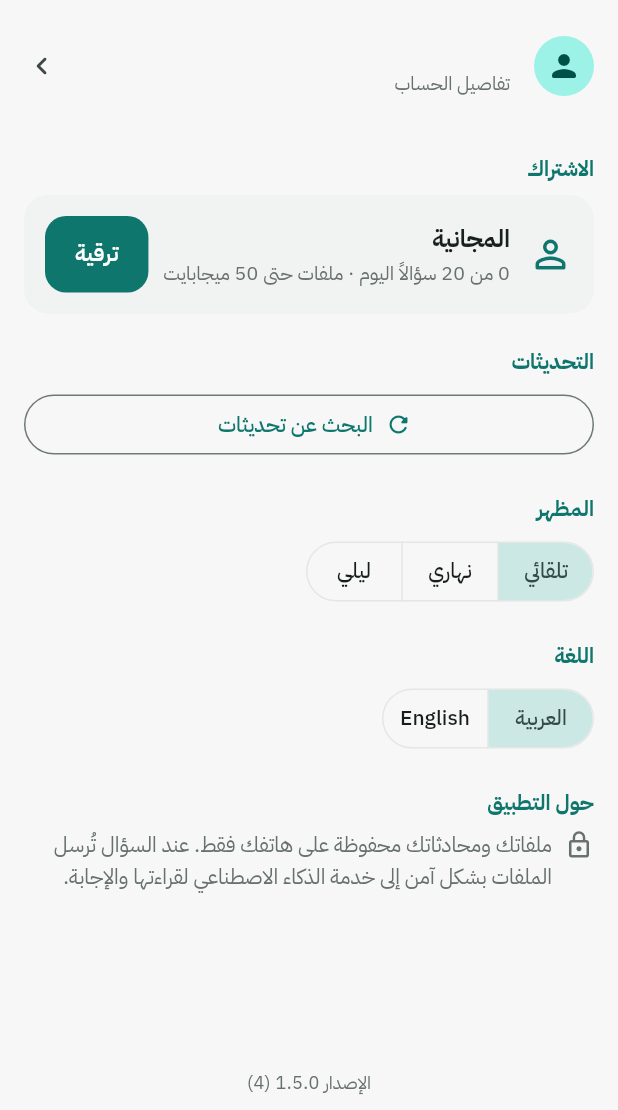
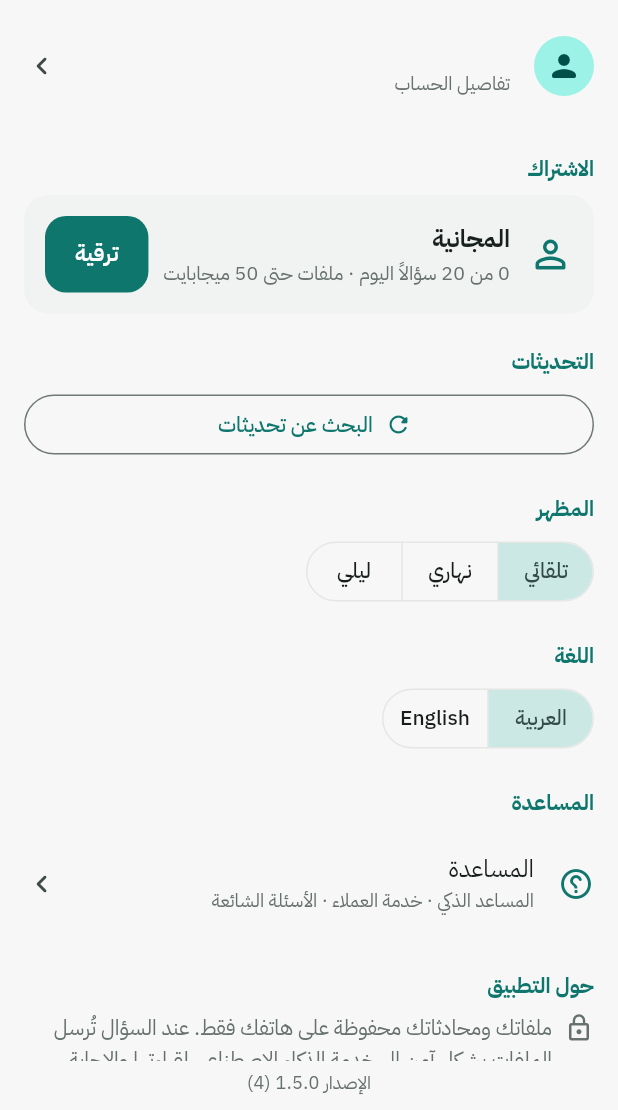
Before and after one commit to al3m6i89-mind-ai/mind-ai, a Flutter app: the SettingsScreen screen opened directly, on a phone screen of 412 x 824 dp, the part 126-1236 px from its top. Run offline on Flutter 3.47's test engine with Material 3 defaults, Android fonts, the phone set to English and light mode, and no system bars; our stand-ins replace file_picker, firebase_auth, firebase_core, flutter_markdown_plus, google_sign_in, image_picker and 4 more; missing offline and left inert: in_app_purchase_android, syncfusion_flutter_pdf; accounts and stored records are empty; network calls fail.

Commit message:
Add a Help page with a support assistant, customer service, guide and FAQ
Co-Authored-By: Claude Opus 5.5 <noreply@anthropic.com>
Claude-Session: https://claude.ai/code/session_01QofEb2Jki8mxvhsL5vQZbq

```diff
--- a/lib/core/strings.dart
+++ b/lib/core/strings.dart
@@ -146,6 +146,24 @@ class S {
     'resend': 'إعادة الإرسال',
     'account': 'الحساب',
     'version': 'الإصدار',
+    'help': 'المساعدة',
+    'helpBot': 'المساعد الذكي',
+    'helpBotText': 'اسأله عن أي شيء في التطبيق، يرد عليك فوراً.',
+    'helpBotHello': 'أهلاً! أنا مساعد قارئ الملفات. اسألني عن طريقة استخدام التطبيق أو الخطط أو أي مشكلة تواجهك.',
+    'helpBotHint': 'اكتب سؤالك…',
+    'helpBotError': 'تعذّر الرد الآن. حاول مرة أخرى، أو تواصل مع خدمة العملاء.',
+    'hq1': 'كيف أرفع ملف وأسأل عنه؟',
+    'hq2': 'ما الفرق بين المجانية والمميزة؟',
+    'hq3': 'كيف أوقف مانع الإعلانات؟',
+    'hq4': 'كيف ألغي الاشتراك؟',
+    'customerService': 'خدمة العملاء',
+    'emailUs': 'راسلنا بالبريد',
+    'whatsappUs': 'تواصل عبر واتساب',
+    'supportHours': 'نرد عليك في أقرب وقت، عادةً خلال 24 ساعة.',
+    'supportSubject': 'دعم تطبيق قارئ الملفات',
+    'howToUse': 'طريقة الاستخدام',
+    'faq': 'الأسئلة الشائعة',
+    'aboutApp': 'عن التطبيق',
     'updates': 'التحديثات',
     'checkUpdates': 'البحث عن تحديثات',
     'checkingUpdates': 'جارٍ البحث…',
@@ -355,6 +373,24 @@ class S {
     'resend': 'Resend',
     'account': 'Account',
     'version': 'Version',
+    'help': 'Help',
+    'helpBot': 'Smart assistant',
+    'helpBotText': 'Ask it anything about the app and get an instant answer.',
+    'helpBotHello': "Hi! I'm the File Chat assistant. Ask me how to use the app, about the plans, or any problem you have.",
+    'helpBotHint': 'Type your question…',
+    'helpBotError': "Couldn't answer right now. Try again, or contact customer service.",
+    'hq1': 'How do I upload a file and ask about it?',
+    'hq2': "What's the difference between Free and Premium?",
+    'hq3': 'How do I turn off my ad blocker?',
+    'hq4': 'How do I cancel my subscription?',
+    'customerService': 'Customer service',
+    'emailUs': 'Email us',
+    'whatsappUs': 'Chat on WhatsApp',
+    'supportHours': 'We reply as soon as we can, usually within 24 hours.',
+    'supportSubject': 'File Chat support',
+    'howToUse': 'How to use',
+    'faq': 'FAQ',
+    'aboutApp': 'About the app',
     'updates': 'Updates',
     'checkUpdates': 'Check for updates',
     'checkingUpdates': 'Checking…',
--- a/lib/ui/settings.dart
+++ b/lib/ui/settings.dart
@@ -8,6 +8,7 @@ import '../core/store.dart';
 import '../core/updates.dart';
 import '../core/strings.dart';
 import 'account.dart';
+import 'help.dart';
 import 'plans.dart';
 import 'theme.dart';
 import 'update_sheet.dart';
@@ -159,6 +160,17 @@ class _SettingsScreenState extends State<SettingsScreen> {
                 onSelectionChanged: (v) => store.setLang(v.first),
               ),
             ]),
+            section(s.t('help'), [
+              ListTile(
+                contentPadding: EdgeInsets.zero,
+                leading: Icon(Icons.help_outline_rounded, color: primary),
+                title: Text(s.t('help')),
+                subtitle: Text('${s.t('helpBot')} · ${s.t('customerService')} · ${s.t('faq')}',
+                    style: TextStyle(color: context.muted, fontSize: 12.5)),
+                trailing: const Icon(Icons.chevron_right_rounded),
+                onTap: () => Navigator.push(context, MaterialPageRoute(builder: (_) => const HelpScreen())),
+              ),
+            ]),
             section(s.t('about'), [
               Row(crossAxisAlignment: CrossAxisAlignment.start, children: [
                 Icon(Icons.lock_outline, size: 20, color: context.muted),
```
Also changed, not shown: lib/core/ai.dart (+6 -2 lines), lib/core/support.dart (added, +41 -0 lines), lib/ui/help.dart (added, +372 -0 lines), lib/ui/home.dart (+9 -0 lines), 1 other file.
